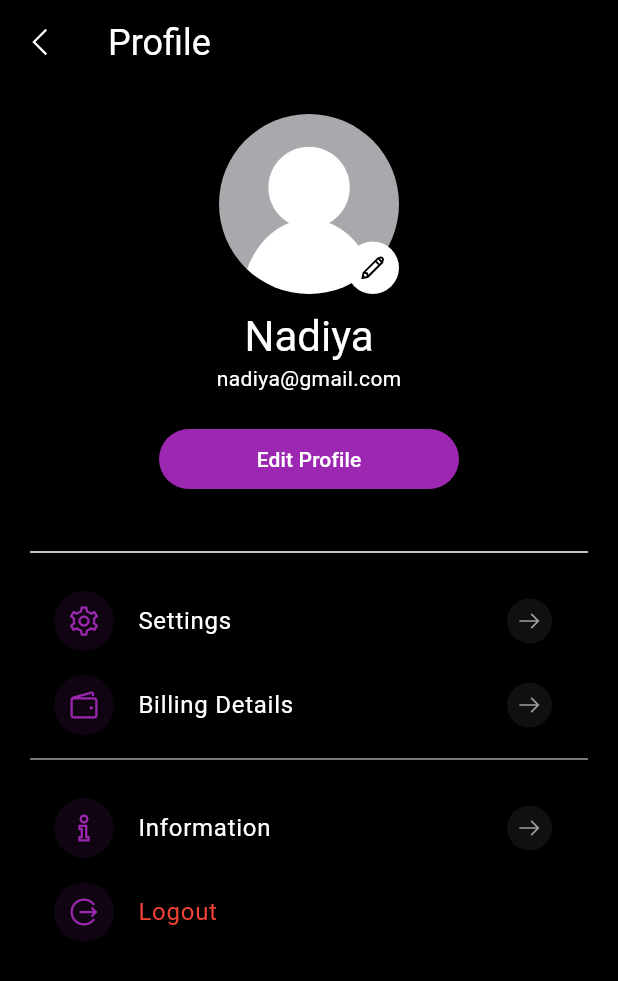
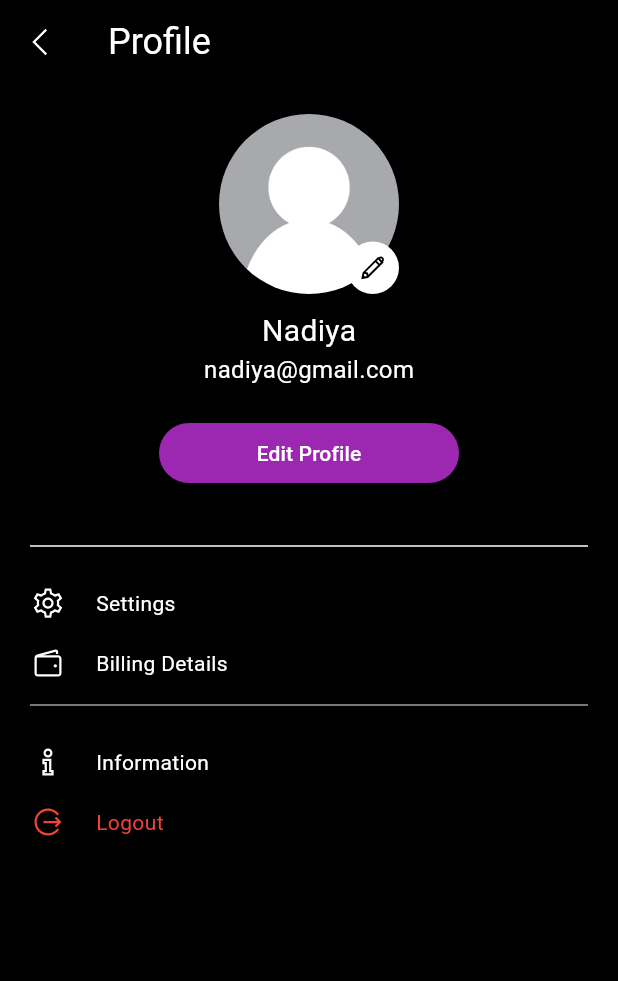
Before and after one commit to hanahumaira/EventHub, a Flutter app: the ProfileScreen screen opened directly, on a phone screen of 412 x 824 dp. Shown: the top 981 px of the screen. Run offline on Flutter 3.47's test engine with Material 3 defaults, Android fonts, the phone set to English and light mode, and no system bars; our stand-ins replace get, image_picker, line_awesome_flutter.

Commit message:
integration p2
fp-ep X

```diff
--- a/lib/profile/profile_screen.dart
+++ b/lib/profile/profile_screen.dart
@@ -1,39 +1,29 @@
 import 'package:eventhub/profile/edit_profile_screen.dart';
-import 'package:eventhub/profile/widget/profile_menu.dart';
+import 'package:eventhub/login/login_page.dart';
 import 'package:flutter/material.dart';
+import 'package:get/get.dart';
 import 'package:line_awesome_flutter/line_awesome_flutter.dart';
-import 'package:get/get.dart';
-
-// void main() {
-//   runApp(
-//     GetMaterialApp(
-//       debugShowCheckedModeBanner: false,
-//       home: ProfileScreen(),
-//     ),
-//   );
-// }
 
 class ProfileScreen extends StatelessWidget {
-  const ProfileScreen({Key? key}): super(key: key);
+  const ProfileScreen({Key? key}) : super(key: key);
 
   @override
   Widget build(BuildContext context) {
     return Scaffold(
       backgroundColor: Colors.black,
       appBar: AppBar(
-        backgroundColor: Colors.transparent, // Set app bar background color to transparent
+        backgroundColor: Colors.transparent,
         elevation: 0,
         leading: IconButton(
-          onPressed: () {},
+          onPressed: () {
+            Navigator.pop(context); // Navigate back to the previous screen
+          },
           icon: const Icon(LineAwesomeIcons.angle_left),
           color: Colors.white,
         ),
         title: Text(
           "Profile",
-          style: Theme.of(context)
-              .textTheme
-              .headline4!
-              .copyWith(color: Colors.white, fontSize: 24),
+          style: TextStyle(color: Colors.white, fontSize: 24),
         ),
       ),
       body: SingleChildScrollView(
@@ -58,7 +48,7 @@ class ProfileScreen extends StatelessWidget {
                     right: 0,
                     child: GestureDetector(
                       onTap: () {
-                        Get.to(() => const EditProfileScreen());
+                        Get.toNamed('/editProfile');
                       },
                       child: Container(
                         width: 35,
@@ -80,23 +70,19 @@ class ProfileScreen extends StatelessWidget {
               const SizedBox(height: 10),
               Text(
                 "Nadiya",
-                style: Theme.of(context)
-                    .textTheme
-                    .headline4!
-                    .copyWith(color: Colors.white),
+                style: TextStyle(color: Colors.white, fontSize: 20),
               ),
               Text(
                 "nadiya@gmail.com",
-                style: Theme.of(context)
-                    .textTheme
-                    .bodyText2!
-                    .copyWith(color: Colors.white),
+                style: TextStyle(color: Colors.white, fontSize: 16),
               ),
               const SizedBox(height: 20),
               SizedBox(
                 width: 200,
                 child: ElevatedButton(
-                  onPressed: () => Get.to(() => const EditProfileScreen()),
+                  onPressed: () {
+                    Get.to(() => const EditProfileScreen());
+                  },
                   style: ElevatedButton.styleFrom(
                     backgroundColor: Colors.purple,
                     side: BorderSide.none,
@@ -133,10 +119,12 @@ class ProfileScreen extends StatelessWidget {
               ),
               ProfileMenuWidget(
                 title: "Logout",
+                onPress: () {
+                  _logoutAndNavigateToLogin(context);
+                },
                 icon: LineAwesomeIcons.alternate_sign_out,
                 textColor: Colors.red,
-                endIcon: false,
-                onPress: () {},
+                // endIcon: false,
               ),
             ],
           ),
@@ -144,4 +132,47 @@ class ProfileScreen extends StatelessWidget {
       ),
     );
   }
+
+  void _logoutAndNavigateToLogin(BuildContext context) {
+    Navigator.pushAndRemoveUntil(
+      context,
+      MaterialPageRoute(builder: (context) => Login()),
+      (route) => false,
+    );
+  }
 }
+
+class ProfileMenuWidget extends StatelessWidget {
+  final String title;
+  final IconData icon;
+  final VoidCallback onPress;
+  final Color textColor;
+
+  const ProfileMenuWidget({
+    Key? key,
+    required this.title,
+    required this.icon,
+    required this.onPress,
+    this.textColor = Colors.black,
+  }) : super(key: key);
+
+  @override
+  Widget build(BuildContext context) {
+    return GestureDetector(
+      onTap: onPress,
+      child: Padding(
+        padding: const EdgeInsets.symmetric(vertical: 8.0),
+        child: Row(
+          children: [
+            Icon(icon, color: textColor),
+            SizedBox(width: 20),
+            Text(
+              title,
+              style: TextStyle(color: textColor),
+            ),
+          ],
+        ),
+      ),
+    );
+  }
+}
--- a/lib/profile/widget/profile_menu.dart
+++ b/lib/profile/widget/profile_menu.dart
@@ -35,7 +35,7 @@ class ProfileMenuWidget extends StatelessWidget {
         ),
         child: Icon(icon, color: iconColor),
       ),
-      title: Text(title, style: Theme.of(context).textTheme.bodyText1?.apply(color: textColor)),
+      title: Text(title, style: Theme.of(context).textTheme.bodyLarge?.apply(color: textColor)),
       trailing: endIcon? Container(
         width: 30,
         height: 30,
```
Also changed, not shown: lib/homepage/home_page.dart (+27 -27 lines), lib/login/login_page.dart (+3 -14 lines), lib/main.dart (+13 -1 lines), lib/profile/edit_profile_screen.dart (+20 -13 lines), lib/signup/signup_screen.dart (+40 -50 lines).
